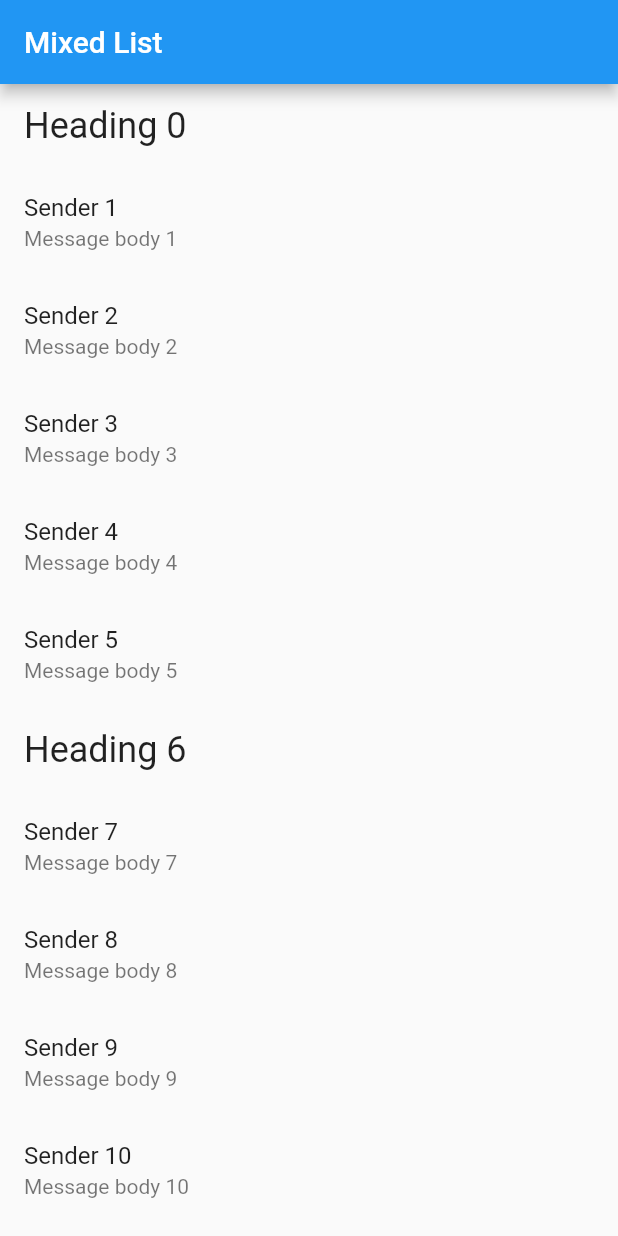
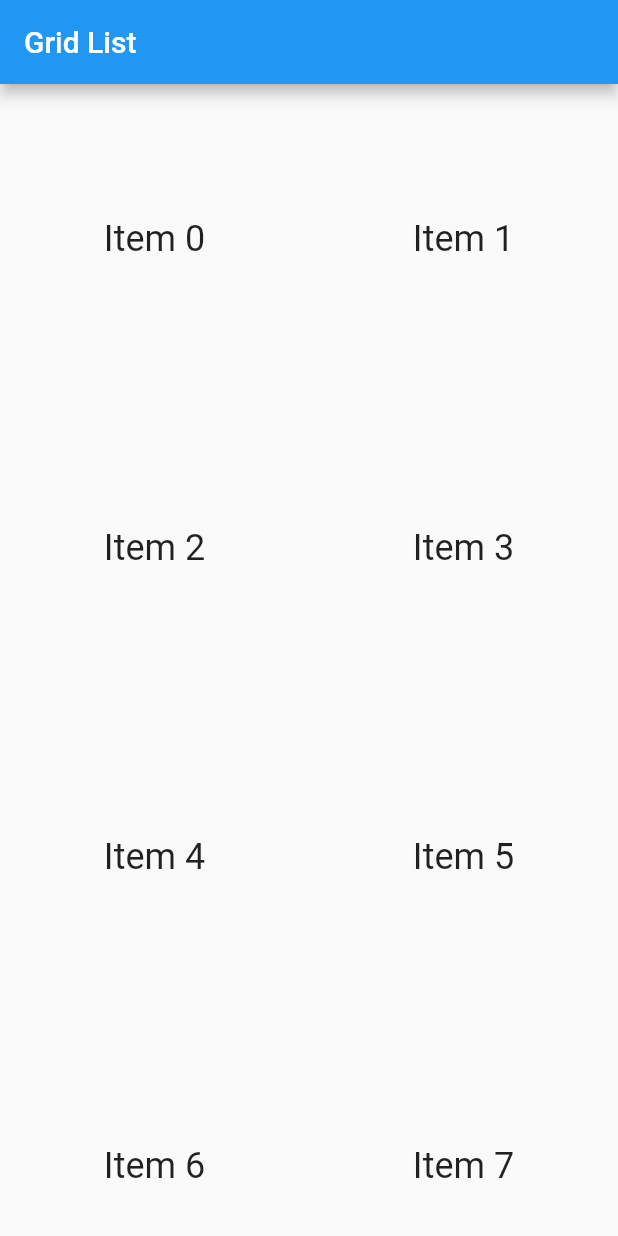
Before and after one commit to OneForCheng/flutter-basic-demo, a Flutter app: the screen it shows after launch, on a phone screen of 412 x 824 dp. Run offline on Flutter 3.47's test engine with Material 2 defaults, Android fonts, the phone set to English and light mode, and no system bars.

Commit message:
forcheng - show grid list

```diff
--- a/lib/main.dart
+++ b/lib/main.dart
@@ -1,25 +1,13 @@
-import 'package:flutter/foundation.dart';
 import 'package:flutter/material.dart';
 
 void main() {
-  runApp(new MyApp(
-    items: new List<ListItem>.generate(
-      1000,
-      (i) => i % 6 == 0
-          ? new HeadingItem("Heading $i")
-          : new MessageItem("Sender $i", "Message body $i"),
-    ),
-  ));
+  runApp(new MyApp());
 }
 
 class MyApp extends StatelessWidget {
-  final List<ListItem> items;
-
-  MyApp({Key key, @required this.items}) : super(key: key);
-
   @override
   Widget build(BuildContext context) {
-    final title = 'Mixed List';
+    final title = 'Grid List';
 
     return new MaterialApp(
       title: title,
@@ -27,42 +15,21 @@ class MyApp extends StatelessWidget {
         appBar: new AppBar(
           title: new Text(title),
         ),
-        body: new ListView.builder(
-          itemCount: items.length,
-          itemBuilder: (context, index) {
-            final item = items[index];
-
-            if (item is HeadingItem) {
-              return new ListTile(
-                title: new Text(
-                  item.heading,
-                  style: Theme.of(context).textTheme.headline,
-                ),
-              );
-            } else if (item is MessageItem) {
-              return new ListTile(
-                title: new Text(item.sender),
-                subtitle: new Text(item.body),
-              );
-            }
-          },
+        body: new GridView.count(
+          // Create a grid with 2 columns. If you change the scrollDirection to
+          // horizontal, this would produce 2 rows.
+          crossAxisCount: 2,
+          // Generate 100 Widgets that display their index in the List
+          children: new List.generate(100, (index) {
+            return new Center(
+              child: new Text(
+                'Item $index',
+                style: Theme.of(context).textTheme.headline,
+              ),
+            );
+          }),
         ),
       ),
     );
   }
 }
-
-abstract class ListItem {}
-
-class HeadingItem implements ListItem {
-  final String heading;
-
-  HeadingItem(this.heading);
-}
-
-class MessageItem implements ListItem {
-  final String sender;
-  final String body;
-
-  MessageItem(this.sender, this.body);
-}
```
